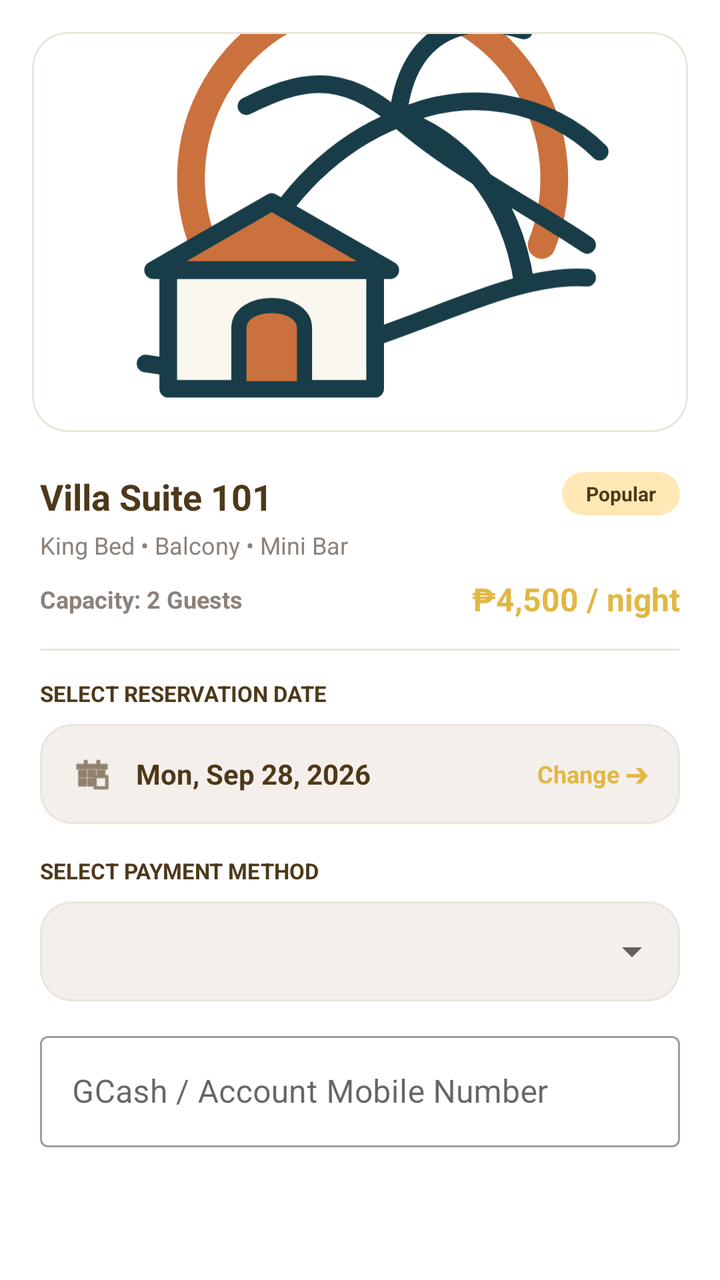
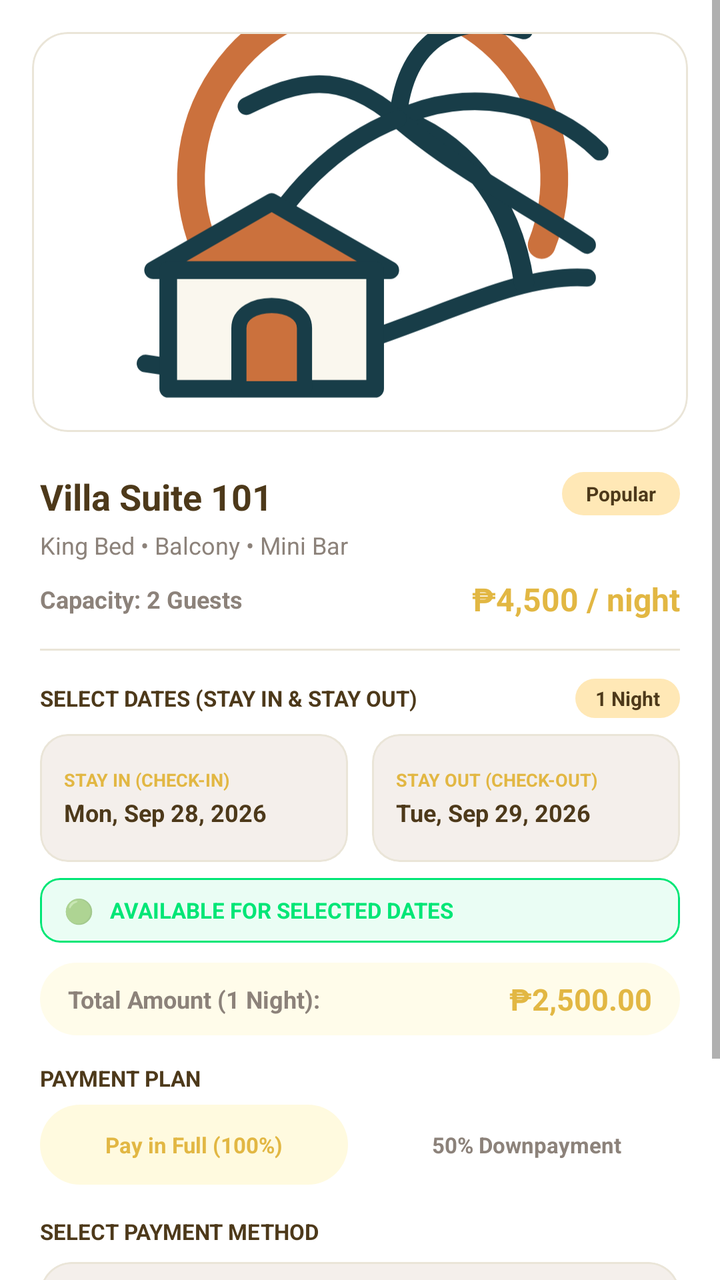

Screens rendered from an Android XML layout before and after an edit, with the pre-edit source and the edit as a unified diff.
<!-- AndroidManifest.xml: application theme Theme.CasaVista -->
<!-- res/layout/dialog_reserve_facility.xml -->
<?xml version="1.0" encoding="utf-8"?>
<ScrollView xmlns:android="http://schemas.android.com/apk/res/android"
    xmlns:app="http://schemas.android.com/apk/res-auto"
    android:layout_width="match_parent"
    android:layout_height="wrap_content"
    android:background="@color/card_bg"
    android:overScrollMode="never">

    <LinearLayout
        android:layout_width="match_parent"
        android:layout_height="wrap_content"
        android:orientation="vertical">

        
        <com.google.android.material.card.MaterialCardView
            android:layout_width="match_parent"
            android:layout_height="200dp"
            android:layout_marginHorizontal="16dp"
            android:layout_marginTop="16dp"
            app:cardCornerRadius="18dp"
            app:cardElevation="0dp"
            app:strokeColor="@color/border_soft"
            app:strokeWidth="1dp">

            <ImageView
                android:id="@+id/dialogReserveImg"
                android:layout_width="match_parent"
                android:layout_height="match_parent"
                android:scaleType="centerCrop"
                android:src="@drawable/ic_casavista_artwork" />
        </com.google.android.material.card.MaterialCardView>

        <LinearLayout
            android:layout_width="match_parent"
            android:layout_height="wrap_content"
            android:orientation="vertical"
            android:padding="20dp">

            
            <RelativeLayout
                android:layout_width="match_parent"
                android:layout_height="wrap_content">

                <TextView
                    android:id="@+id/dialogReserveTitle"
                    android:layout_width="wrap_content"
                    android:layout_height="wrap_content"
                    android:layout_alignParentStart="true"
                    android:layout_toStartOf="@id/dialogReserveBadge"
                    android:text="Villa Suite 101"
                    android:textColor="@color/text_primary"
                    android:textSize="18sp"
                    android:textStyle="bold" />

                <TextView
                    android:id="@+id/dialogReserveBadge"
                    android:layout_width="wrap_content"
                    android:layout_height="wrap_content"
                    android:layout_alignParentEnd="true"
                    android:background="@drawable/bg_pill_gold"
                    android:paddingHorizontal="12dp"
                    android:paddingVertical="4dp"
                    android:text="Popular"
                    android:textColor="@color/court_dark_brown"
                    android:textSize="10sp"
                    android:textStyle="bold" />
            </RelativeLayout>

            
            <TextView
                android:id="@+id/dialogReserveSubtitle"
                android:layout_width="match_parent"
                android:layout_height="wrap_content"
                android:layout_marginTop="4dp"
                android:text="King Bed • Balcony • Mini Bar"
                android:textColor="@color/text_secondary"
                android:textSize="12sp" />

            
            <RelativeLayout
                android:layout_width="match_parent"
                android:layout_height="wrap_content"
                android:layout_marginTop="8dp">

                <TextView
                    android:id="@+id/dialogReserveCapacity"
                    android:layout_width="wrap_content"
                    android:layout_height="wrap_content"
                    android:layout_alignParentStart="true"
                    android:layout_centerVertical="true"
                    android:text="Capacity: 2 Guests"
                    android:textColor="@color/text_secondary"
                    android:textSize="12sp"
                    android:textStyle="bold" />

                <TextView
                    android:id="@+id/dialogReservePrice"
                    android:layout_width="wrap_content"
                    android:layout_height="wrap_content"
                    android:layout_alignParentEnd="true"
                    android:layout_centerVertical="true"
                    android:text="₱4,500 / night"
                    android:textColor="@color/accent_gold"
                    android:textSize="16sp"
                    android:textStyle="bold" />
            </RelativeLayout>

            <View
                android:layout_width="match_parent"
                android:layout_height="1dp"
                android:layout_marginVertical="14dp"
                android:background="@color/border_soft" />

            
            <TextView
                android:layout_width="wrap_content"
                android:layout_height="wrap_content"
                android:text="SELECT RESERVATION DATE"
                android:textColor="@color/text_primary"
                android:textSize="11sp"
                android:textStyle="bold" />

            <com.google.android.material.card.MaterialCardView
                android:id="@+id/cardDatePicker"
                android:layout_width="match_parent"
                android:layout_height="50dp"
                android:layout_marginTop="8dp"
                android:clickable="true"
                android:focusable="true"
                app:cardBackgroundColor="@color/bg_card_secondary"
                app:cardCornerRadius="16dp"
                app:cardElevation="0dp"
                app:strokeColor="@color/border_soft"
                app:strokeWidth="1dp">

                <RelativeLayout
                    android:layout_width="match_parent"
                    android:layout_height="match_parent"
                    android:paddingHorizontal="16dp">

                    <ImageView
                        android:id="@+id/iconCalendar"
                        android:layout_width="20dp"
                        android:layout_height="20dp"
                        android:layout_centerVertical="true"
                        android:src="@android:drawable/ic_menu_today"
                        app:tint="@color/text_primary" />

                    <TextView
                        android:id="@+id/tvSelectedDateText"
                        android:layout_width="wrap_content"
                        android:layout_height="wrap_content"
                        android:layout_centerVertical="true"
                        android:layout_marginStart="12dp"
                        android:layout_toEndOf="@id/iconCalendar"
                        android:text="Mon, Sep 28, 2026"
                        android:textColor="@color/text_primary"
                        android:textSize="14sp"
                        android:textStyle="bold" />

                    <TextView
                        android:layout_width="wrap_content"
                        android:layout_height="wrap_content"
                        android:layout_alignParentEnd="true"
                        android:layout_centerVertical="true"
                        android:text="Change ➔"
                        android:textColor="@color/accent_gold"
                        android:textSize="12sp"
                        android:textStyle="bold" />
                </RelativeLayout>
            </com.google.android.material.card.MaterialCardView>

            
            <TextView
                android:layout_width="wrap_content"
                android:layout_height="wrap_content"
                android:layout_marginTop="16dp"
                android:text="SELECT PAYMENT METHOD"
                android:textColor="@color/text_primary"
                android:textSize="11sp"
                android:textStyle="bold" />

            <com.google.android.material.card.MaterialCardView
                android:layout_width="match_parent"
                android:layout_height="50dp"
                android:layout_marginTop="8dp"
                app:cardBackgroundColor="@color/bg_card_secondary"
                app:cardCornerRadius="16dp"
                app:cardElevation="0dp"
                app:strokeColor="@color/border_soft"
                app:strokeWidth="1dp">

                <Spinner
                    android:id="@+id/spinnerPaymentMethod"
                    android:layout_width="match_parent"
                    android:layout_height="match_parent"
                    android:paddingHorizontal="4dp" />
            </com.google.android.material.card.MaterialCardView>

            
            <com.google.android.material.textfield.TextInputLayout
                android:id="@+id/layoutAccountMobile"
                style="@style/Widget.MaterialComponents.TextInputLayout.OutlinedBox"
                android:layout_width="match_parent"
                android:layout_height="wrap_content"
                android:layout_marginTop="12dp"
                android:hint="GCash / Account Mobile Number"
                android:visibility="visible">

                <com.google.android.material.textfield.TextInputEditText
                    android:id="@+id/etAccountMobileNumber"
                    android:layout_width="match_parent"
                    android:layout_height="wrap_content"
                    android:inputType="phone"
                    android:maxLength="15" />
            </com.google.android.material.textfield.TextInputLayout>

        </LinearLayout>
    </LinearLayout>
</ScrollView>
<!-- resources referenced by this layout -->
<resources>
  <color name="accent_gold">#E2B743</color>
  <color name="bg_card_secondary">#F4EFEB</color>
  <color name="border_soft">#EAE5D8</color>
  <color name="card_bg">#FFFFFF</color>
  <color name="court_dark_brown">#4D391A</color>
  <color name="text_primary">#4D391A</color>
  <color name="text_secondary">#8C827A</color>
  <!-- drawable bg_pill_gold (drawable) -->
  <?xml version="1.0" encoding="utf-8"?>
  <shape xmlns:android="http://schemas.android.com/apk/res/android"
      android:shape="rectangle">
      <solid android:color="#FFE8B6" />
      <corners android:radius="20dp" />
  </shape>
  <!-- drawable ic_casavista_artwork: vector/xml drawable (drawable, 2318 chars, omitted) -->
  <style name="Theme.CasaVista" parent="Theme.MaterialComponents.Light.NoActionBar">
          <item name="colorPrimary">@color/button_bg</item>
          <item name="colorPrimaryVariant">@color/primary_dark</item>
          <item name="colorOnPrimary">#FFFFFF</item>
          <item name="android:windowBackground">@color/bg_primary</item>
          <item name="android:statusBarColor">@color/resort_bg</item>
          <item name="android:windowLightStatusBar">true</item>
          <item name="materialButtonStyle">@style/Widget.MaterialComponents.Button.UnelevatedButton</item>
          <item name="materialAlertDialogTheme">@style/MaterialAlertDialogTheme</item>
          <item name="alertDialogTheme">@style/MaterialAlertDialogTheme</item>
      </style>
  <color name="button_bg">#4A3718</color>
  <color name="primary_dark">#4A3718</color>
  <color name="bg_primary">#FAF7EE</color>
  <color name="resort_bg">#FAF7EE</color>
  <style name="MaterialAlertDialogTheme" parent="ThemeOverlay.MaterialComponents.MaterialAlertDialog">
          <item name="shapeAppearanceOverlay">@style/ShapeAppearance.Material3.Corner.Medium</item>
          <item name="colorSurface">@color/card_bg</item>
          <item name="android:background">@color/card_bg</item>
          <item name="colorOnSurface">@color/text_primary</item>
          <item name="colorPrimary">@color/accent_gold</item>
          <item name="colorAccent">@color/accent_gold</item>
      </style>
</resources>

<!-- the commit's change to res/layout/dialog_reserve_facility.xml (unified diff, before → after) -->
@@ -112,63 +112,255 @@
                 android:background="@color/border_soft" />
 
             
+            <RelativeLayout
+                android:layout_width="match_parent"
+                android:layout_height="wrap_content">
+
+                <TextView
+                    android:layout_width="wrap_content"
+                    android:layout_height="wrap_content"
+                    android:layout_alignParentStart="true"
+                    android:layout_centerVertical="true"
+                    android:text="SELECT DATES (STAY IN &amp; STAY OUT)"
+                    android:textColor="@color/text_primary"
+                    android:textSize="11sp"
+                    android:textStyle="bold" />
+
+                <TextView
+                    android:id="@+id/tvStayDurationBadge"
+                    android:layout_width="wrap_content"
+                    android:layout_height="wrap_content"
+                    android:layout_alignParentEnd="true"
+                    android:layout_centerVertical="true"
+                    android:background="@drawable/bg_pill_gold"
+                    android:paddingHorizontal="10dp"
+                    android:paddingVertical="3dp"
+                    android:text="1 Night"
+                    android:textColor="@color/court_dark_brown"
+                    android:textSize="10sp"
+                    android:textStyle="bold" />
+            </RelativeLayout>
+
+            
+            <LinearLayout
+                android:layout_width="match_parent"
+                android:layout_height="wrap_content"
+                android:layout_marginTop="8dp"
+                android:baselineAligned="false"
+                android:orientation="horizontal">
+
+                
+                <com.google.android.material.card.MaterialCardView
+                    android:id="@+id/cardStayInDate"
+                    android:layout_width="0dp"
+                    android:layout_height="64dp"
+                    android:layout_marginEnd="6dp"
+                    android:layout_weight="1"
+                    android:clickable="true"
+                    android:focusable="true"
+                    app:cardBackgroundColor="@color/bg_card_secondary"
+                    app:cardCornerRadius="14dp"
+                    app:cardElevation="0dp"
+                    app:strokeColor="@color/border_soft"
+                    app:strokeWidth="1dp">
+
+                    <LinearLayout
+                        android:layout_width="match_parent"
+                        android:layout_height="match_parent"
+                        android:gravity="center_vertical"
+                        android:orientation="vertical"
+                        android:paddingHorizontal="12dp">
+
+                        <TextView
+                            android:layout_width="wrap_content"
+                            android:layout_height="wrap_content"
+                            android:text="STAY IN (CHECK-IN)"
+                            android:textColor="@color/accent_gold"
+                            android:textSize="9sp"
+                            android:textStyle="bold" />
+
+                        <TextView
+                            android:id="@+id/tvStayInDateText"
+                            android:layout_width="wrap_content"
+                            android:layout_height="wrap_content"
+                            android:layout_marginTop="2dp"
+                            android:ellipsize="end"
+                            android:maxLines="1"
+                            android:text="Mon, Sep 28, 2026"
+                            android:textColor="@color/text_primary"
+                            android:textSize="12sp"
+                            android:textStyle="bold" />
+                    </LinearLayout>
+                </com.google.android.material.card.MaterialCardView>
+
+                
+                <com.google.android.material.card.MaterialCardView
+                    android:id="@+id/cardStayOutDate"
+                    android:layout_width="0dp"
+                    android:layout_height="64dp"
+                    android:layout_marginStart="6dp"
+                    android:layout_weight="1"
+                    android:clickable="true"
+                    android:focusable="true"
+                    app:cardBackgroundColor="@color/bg_card_secondary"
+                    app:cardCornerRadius="14dp"
+                    app:cardElevation="0dp"
+                    app:strokeColor="@color/border_soft"
+                    app:strokeWidth="1dp">
+
+                    <LinearLayout
+                        android:layout_width="match_parent"
+                        android:layout_height="match_parent"
+                        android:gravity="center_vertical"
+                        android:orientation="vertical"
+                        android:paddingHorizontal="12dp">
+
+                        <TextView
+                            android:layout_width="wrap_content"
+                            android:layout_height="wrap_content"
+                            android:text="STAY OUT (CHECK-OUT)"
+                            android:textColor="@color/accent_gold"
+                            android:textSize="9sp"
+                            android:textStyle="bold" />
+
+                        <TextView
+                            android:id="@+id/tvStayOutDateText"
+                            android:layout_width="wrap_content"
+                            android:layout_height="wrap_content"
+                            android:layout_marginTop="2dp"
+                            android:ellipsize="end"
+                            android:maxLines="1"
+                            android:text="Tue, Sep 29, 2026"
+                            android:textColor="@color/text_primary"
+                            android:textSize="12sp"
+                            android:textStyle="bold" />
+                    </LinearLayout>
+                </com.google.android.material.card.MaterialCardView>
+            </LinearLayout>
+
+            
+            <com.google.android.material.card.MaterialCardView
+                android:id="@+id/cardAvailabilityStatus"
+                android:layout_width="match_parent"
+                android:layout_height="wrap_content"
+                android:layout_marginTop="8dp"
+                app:cardBackgroundColor="#1500E676"
+                app:cardCornerRadius="10dp"
+                app:cardElevation="0dp"
+                app:strokeColor="#00E676"
+                app:strokeWidth="1dp">
+
+                <LinearLayout
+                    android:layout_width="match_parent"
+                    android:layout_height="wrap_content"
+                    android:gravity="center_vertical"
+                    android:orientation="horizontal"
+                    android:paddingHorizontal="12dp"
+                    android:paddingVertical="8dp">
+
+                    <TextView
+                        android:id="@+id/tvAvailabilityIcon"
+                        android:layout_width="wrap_content"
+                        android:layout_height="wrap_content"
+                        android:text="🟢"
+                        android:textSize="12sp" />
+
+                    <TextView
+                        android:id="@+id/tvAvailabilityStatusText"
+                        android:layout_width="wrap_content"
+                        android:layout_height="wrap_content"
+                        android:layout_marginStart="8dp"
+                        android:text="AVAILABLE FOR SELECTED DATES"
+                        android:textColor="#00E676"
+                        android:textSize="11sp"
+                        android:textStyle="bold" />
+                </LinearLayout>
+            </com.google.android.material.card.MaterialCardView>
+
+            
+            <RelativeLayout
+                android:layout_width="match_parent"
+                android:layout_height="wrap_content"
+                android:layout_marginTop="10dp"
+                android:background="@drawable/bg_pill_gold"
+                android:backgroundTint="#15FFD700"
+                android:paddingHorizontal="14dp"
+                android:paddingVertical="8dp">
+
+                <TextView
+                    android:id="@+id/tvPriceBreakdownText"
+                    android:layout_width="wrap_content"
+                    android:layout_height="wrap_content"
+                    android:layout_alignParentStart="true"
+                    android:layout_centerVertical="true"
+                    android:text="Total Amount (1 Night):"
+                    android:textColor="@color/text_secondary"
+                    android:textSize="12sp"
+                    android:textStyle="bold" />
+
+                <TextView
+                    android:id="@+id/tvCalculatedTotalAmount"
+                    android:layout_width="wrap_content"
+                    android:layout_height="wrap_content"
+                    android:layout_alignParentEnd="true"
+                    android:layout_centerVertical="true"
+                    android:text="₱2,500.00"
+                    android:textColor="@color/accent_gold"
+                    android:textSize="15sp"
+                    android:textStyle="bold" />
+            </RelativeLayout>
+
+            
             <TextView
                 android:layout_width="wrap_content"
                 android:layout_height="wrap_content"
-                android:text="SELECT RESERVATION DATE"
+                android:layout_marginTop="14dp"
+                android:text="PAYMENT PLAN"
                 android:textColor="@color/text_primary"
                 android:textSize="11sp"
                 android:textStyle="bold" />
 
-            <com.google.android.material.card.MaterialCardView
-                android:id="@+id/cardDatePicker"
-                android:layout_width="match_parent"
-                android:layout_height="50dp"
-                android:layout_marginTop="8dp"
-                android:clickable="true"
-                android:focusable="true"
-                app:cardBackgroundColor="@color/bg_card_secondary"
-                app:cardCornerRadius="16dp"
-                app:cardElevation="0dp"
-                app:strokeColor="@color/border_soft"
-                app:strokeWidth="1dp">
-
-                <RelativeLayout
-                    android:layout_width="match_parent"
-                    android:layout_height="match_parent"
-                    android:paddingHorizontal="16dp">
-
-                    <ImageView
-                        android:id="@+id/iconCalendar"
-                        android:layout_width="20dp"
-                        android:layout_height="20dp"
-                        android:layout_centerVertical="true"
-                        android:src="@android:drawable/ic_menu_today"
-                        app:tint="@color/text_primary" />
-
-                    <TextView
-                        android:id="@+id/tvSelectedDateText"
-                        android:layout_width="wrap_content"
-                        android:layout_height="wrap_content"
-                        android:layout_centerVertical="true"
-                        android:layout_marginStart="12dp"
-                        android:layout_toEndOf="@id/iconCalendar"
-                        android:text="Mon, Sep 28, 2026"
-                        android:textColor="@color/text_primary"
-                        android:textSize="14sp"
-                        android:textStyle="bold" />
-
-                    <TextView
-                        android:layout_width="wrap_content"
-                        android:layout_height="wrap_content"
-                        android:layout_alignParentEnd="true"
-                        android:layout_centerVertical="true"
-                        android:text="Change ➔"
-                        android:textColor="@color/accent_gold"
-                        android:textSize="12sp"
-                        android:textStyle="bold" />
-                </RelativeLayout>
-            </com.google.android.material.card.MaterialCardView>
+            <RadioGroup
+                android:id="@+id/rgPaymentPlan"
+                android:layout_width="match_parent"
+                android:layout_height="wrap_content"
+                android:layout_marginTop="6dp"
+                android:orientation="horizontal">
+
+                <RadioButton
+                    android:id="@+id/rbPayFull"
+                    android:layout_width="0dp"
+                    android:layout_height="40dp"
+                    android:layout_marginEnd="6dp"
+                    android:layout_weight="1"
+                    android:background="@drawable/bg_pill_gold"
+                    android:backgroundTint="#20FFD700"
+                    android:button="@null"
+                    android:checked="true"
+                    android:gravity="center"
+                    android:paddingHorizontal="6dp"
+                    android:text="Pay in Full (100%)"
+                    android:textColor="@color/accent_gold"
+                    android:textSize="11sp"
+                    android:textStyle="bold" />
+
+                <RadioButton
+                    android:id="@+id/rbPayHalf"
+                    android:layout_width="0dp"
+                    android:layout_height="40dp"
+                    android:layout_marginStart="6dp"
+                    android:layout_weight="1"
+                    android:background="@drawable/bg_pill_gold"
+                    android:backgroundTint="#15FFFFFF"
+                    android:button="@null"
+                    android:checked="false"
+                    android:gravity="center"
+                    android:paddingHorizontal="6dp"
+                    android:text="50% Downpayment"
+                    android:textColor="@color/text_secondary"
+                    android:textSize="11sp"
+                    android:textStyle="bold" />
+            </RadioGroup>
 
             
             <TextView
